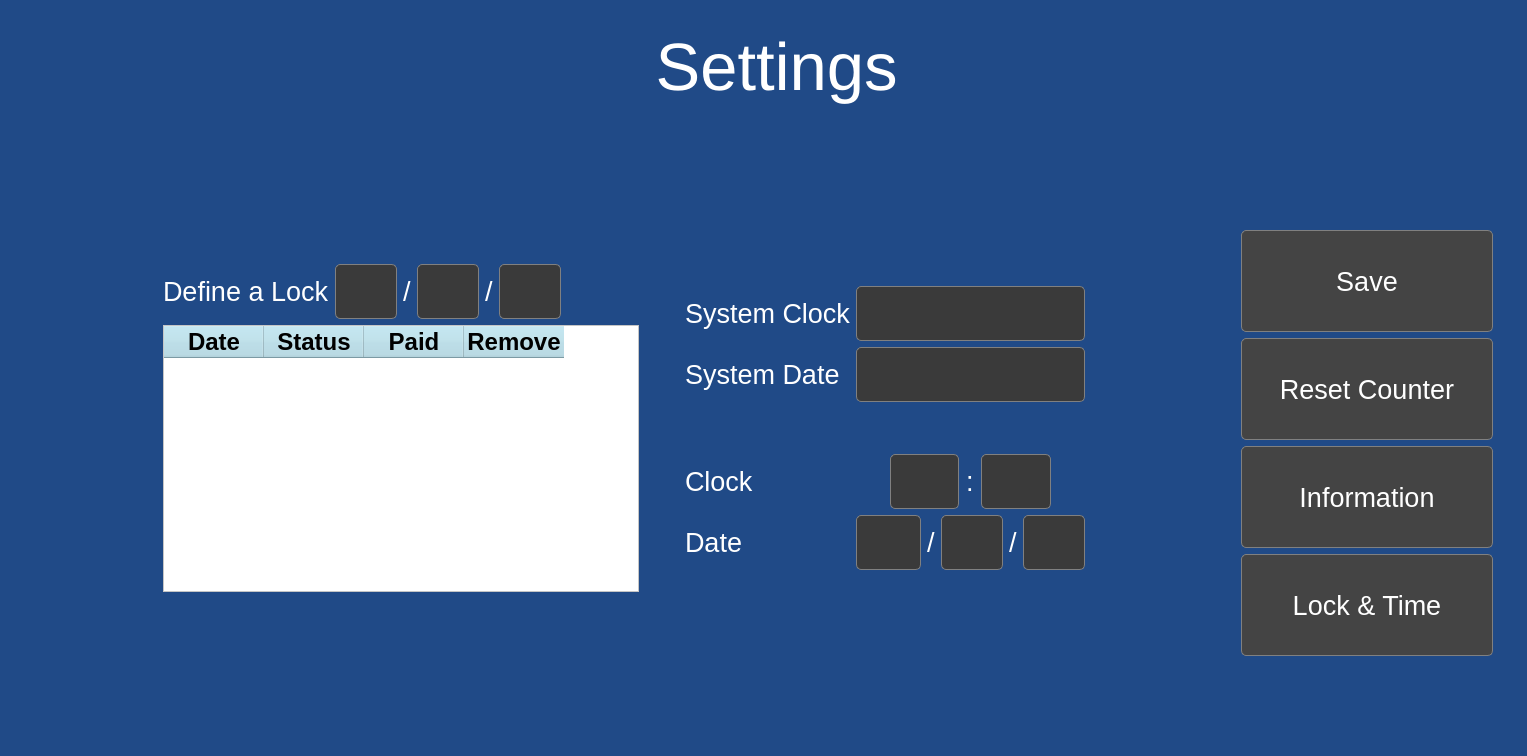
Qt form ui/ui.ui (mohammaadhaji/Laser) before a commit.
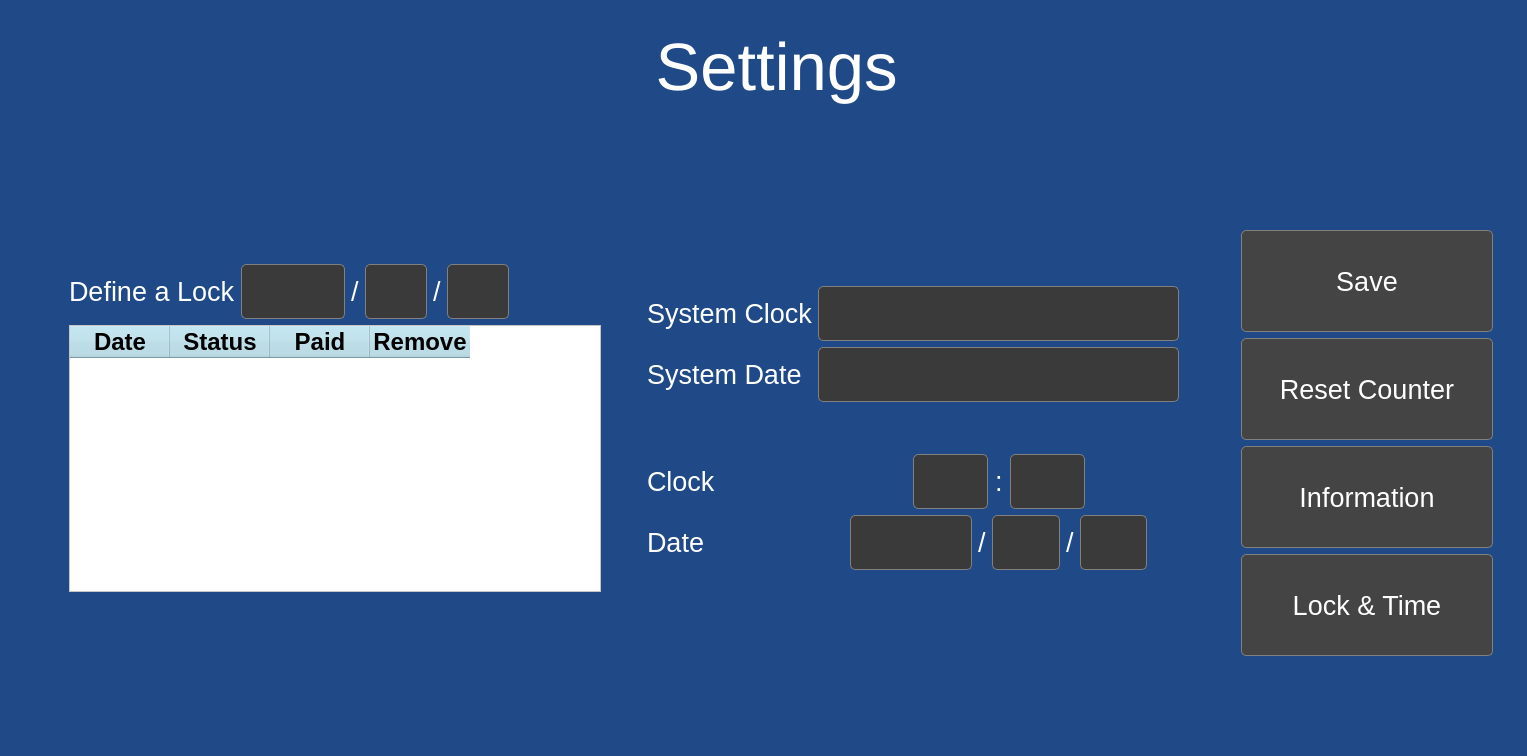
The same form after that commit. Icons and pictures are not drawn. Custom widgets are drawn as their Qt base class.

Commit message: update lock layout

Diff of the .ui file:
```diff
--- a/ui/ui.ui
+++ b/ui/ui.ui
@@ -3127,7 +3127,7 @@
                  </layout>
                 </widget>
                 <widget class="QWidget" name="lockSettingsPage">
-                 <layout class="QHBoxLayout" name="horizontalLayout_58" stretch="1,2,0,3,1">
+                 <layout class="QHBoxLayout" name="horizontalLayout_58" stretch="0,2,0,2,0">
                   <property name="leftMargin">
                    <number>11</number>
                   </property>
@@ -3296,6 +3296,19 @@
                         </property>
                        </widget>
                       </item>
+                      <item>
+                       <spacer name="horizontalSpacer_66">
+                        <property name="orientation">
+                         <enum>Qt::Horizontal</enum>
+                        </property>
+                        <property name="sizeHint" stdset="0">
+                         <size>
+                          <width>40</width>
+                          <height>20</height>
+                         </size>
+                        </property>
+                       </spacer>
+                      </item>
                       <item>
                        <widget class="QPushButton" name="btnAddLock">
                         <property name="minimumSize">
@@ -3342,19 +3355,6 @@
                         </property>
                        </widget>
                       </item>
-                      <item>
-                       <spacer name="horizontalSpacer_66">
-                        <property name="orientation">
-                         <enum>Qt::Horizontal</enum>
-                        </property>
-                        <property name="sizeHint" stdset="0">
-                         <size>
-                          <width>40</width>
-                          <height>20</height>
-                         </size>
-                        </property>
-                       </spacer>
-                      </item>
                      </layout>
                     </item>
                     <item>
@@ -3849,6 +3849,9 @@
 
 </string>
                           </property>
+                          <property name="alignment">
+                           <set>Qt::AlignCenter</set>
+                          </property>
                          </widget>
                         </item>
                         <item>
```
The commit also changes 1 other file.
